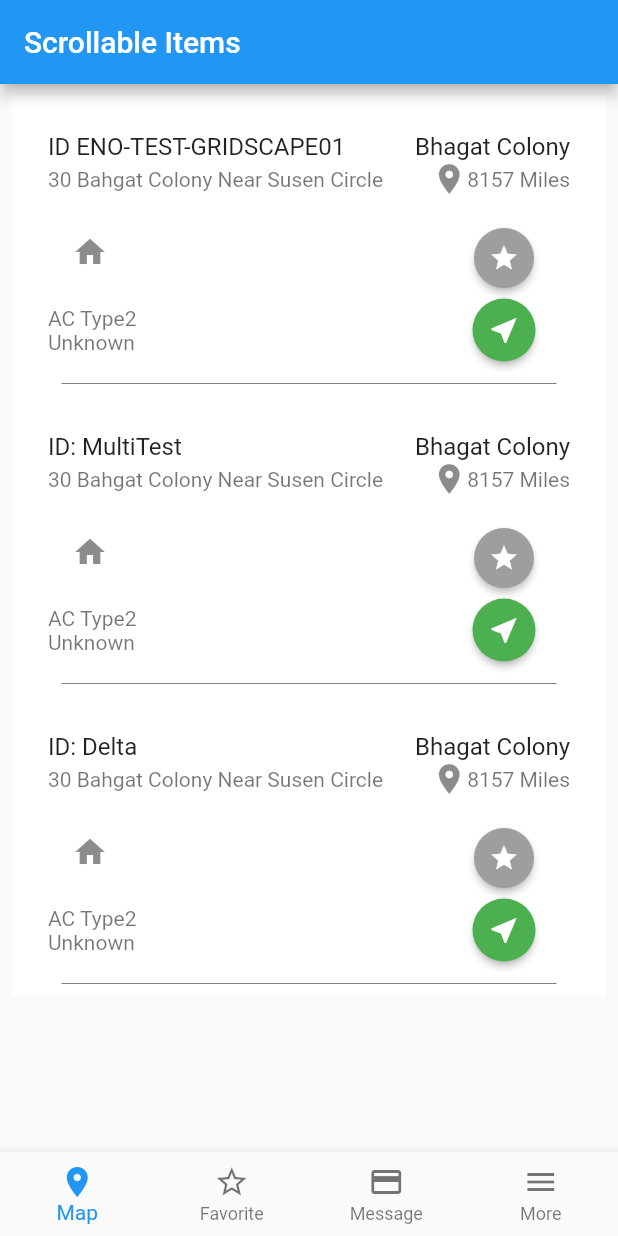
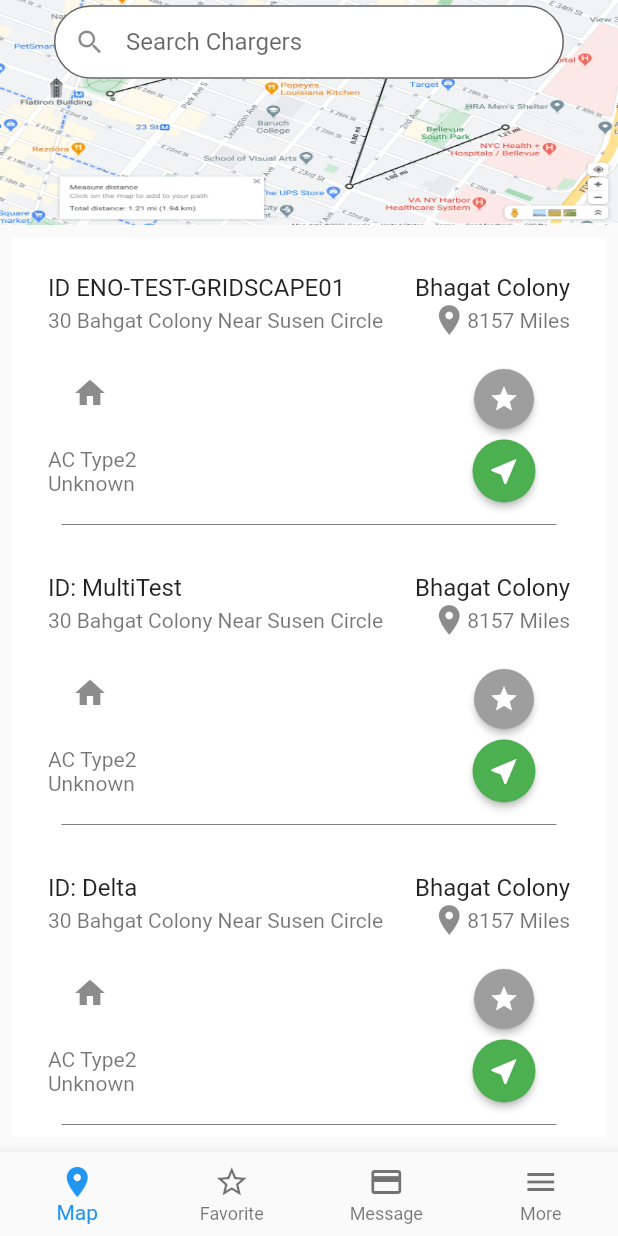
Before and after one commit to Kaushikj-14/Flutter_App1, a Flutter app: the screen it shows after launch, on a phone screen of 412 x 824 dp. Run offline on Flutter 3.47's test engine with Material 2 defaults, Android fonts, the light colour scheme and no system bars.

Commit message:
Initial Commit

```diff
--- a/lib/main.dart
+++ b/lib/main.dart
@@ -1,3 +1,4 @@
+import 'package:flutter/cupertino.dart';
 import 'package:flutter/material.dart';
 void main() {
   runApp(MyApp());
@@ -10,15 +11,10 @@ class MyApp extends StatelessWidget {
     );
   }
 }
+
+
 class ScrollableItems extends StatelessWidget {
-  // final List<Map<String, dynamic>> items = List.generate(
-  //   10,
-  //       (index) => {
-  //     'title': 'Item $index',
-  //     'subtitle': 'Subtitle $index',
-  //     'icon': Icons.star,
-  //   },
-  // );
+
 
   int _selectedIndex = 0;
   int index=-1;
@@ -30,19 +26,75 @@ class ScrollableItems extends StatelessWidget {
   @override
   Widget build(BuildContext context) {
 
-
-
-
-
     return GestureDetector(
 
      child: Container(
 
       child: Scaffold(
 
-          appBar: AppBar(
-          title: Text('Scrollable Items'),
-        ),
+          appBar: PreferredSize(
+            preferredSize: Size.fromHeight(150),
+            child:AppBar(
+              elevation: 0,
+              title: ListView(
+
+                shrinkWrap: true,
+                children: [
+                  Padding(
+                    padding: const EdgeInsets.all(20.0),
+                    child: TextField(
+                      decoration: InputDecoration(
+                          contentPadding: EdgeInsets.symmetric(vertical: 15.0),
+                          border: OutlineInputBorder(
+                            borderRadius: BorderRadius.circular(30.0),
+                            borderSide: BorderSide(width: 0.8),
+
+
+                          ),
+                        filled:true,
+                        fillColor: Colors.white,
+                        hintText: 'Search Chargers',
+                        prefixIcon: Icon(
+                            Icons.search ,
+                            size:21.0),
+
+
+                      ),
+
+
+                    ),
+
+                  ),
+
+
+                ],
+
+                // prototypeItem: Icon(Icons.access_alarms),
+
+              ),
+
+              flexibleSpace: ClipRRect(
+                // borderRadius: BorderRadius.only(bottomRight:  Radius.circular(50),bottomLeft: Radius.circular(50)),
+                child: Container(
+                    decoration: BoxDecoration(
+                        image: DecorationImage(
+                            image: AssetImage("images/img1.png"),
+                            fit: BoxFit.fill
+
+                        ),
+
+                    ),
+          ),
+              ),
+
+
+            ),
+
+
+
+
+            ),
+
 
            body:ListView.builder(
             padding: const EdgeInsets.all(8),
--- a/pubspec.yaml
+++ b/pubspec.yaml
@@ -57,6 +57,9 @@ flutter:
   # included with your application, so that you can use the icons in
   # the material Icons class.
   uses-material-design: true
+  assets:
+    - images/
+
 
   # To add assets to your application, add an assets section, like this:
   # assets:
```
Also changed, not shown: images/img1.png (added).
